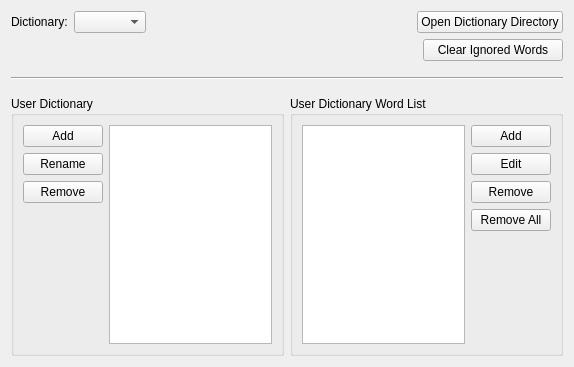
First picture: the form in src/Sigil/Form_Files/PSpellCheckWidget.ui, repository Sigil-Ebook/Sigil, before the edit.
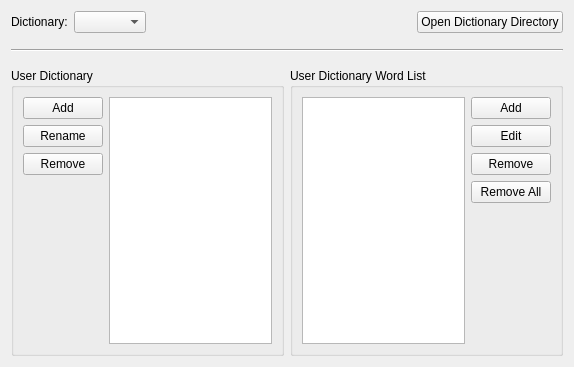
Second picture: the form after the edit.

Commit message: Remove CLear Ignored Words button from the Spellcheck widget in Preferences as mainly redundant (since words will get cleared if user changes any other dictionary setting/word anyway) and can still use Tools menu to do it independently.

```diff
--- a/src/Sigil/Form_Files/PSpellCheckWidget.ui
+++ b/src/Sigil/Form_Files/PSpellCheckWidget.ui
@@ -65,36 +65,6 @@
      </item>
     </layout>
    </item>
-   <item>
-    <layout class="QHBoxLayout" name="horizontalLayout_2">
-     <item>
-      <spacer name="horizontalSpacer2">
-       <property name="orientation">
-        <enum>Qt::Horizontal</enum>
-       </property>
-       <property name="sizeHint" stdset="0">
-        <size>
-         <width>40</width>
-         <height>20</height>
-        </size>
-       </property>
-      </spacer>
-     </item>
-     <item>
-      <widget class="QPushButton" name="pbClearIgnoredWords">
-       <property name="minimumSize">
-        <size>
-         <width>140</width>
-         <height>0</height>
-        </size>
-       </property>
-       <property name="text">
-        <string>Clear Ignored Words</string>
-       </property>
-      </widget>
-     </item>
-    </layout>
-   </item>
    <item>
     <spacer name="verticalSpacer_4">
      <property name="orientation">
```
The commit also changes 2 other files.
